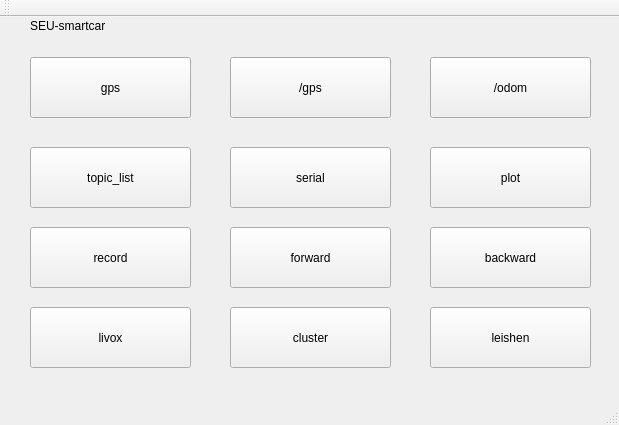
Before: the Qt Designer form src/ui_config/smartcar/mainwindow.ui in zshiningstar/intelligent_logistics_car, drawn with Qt 5.
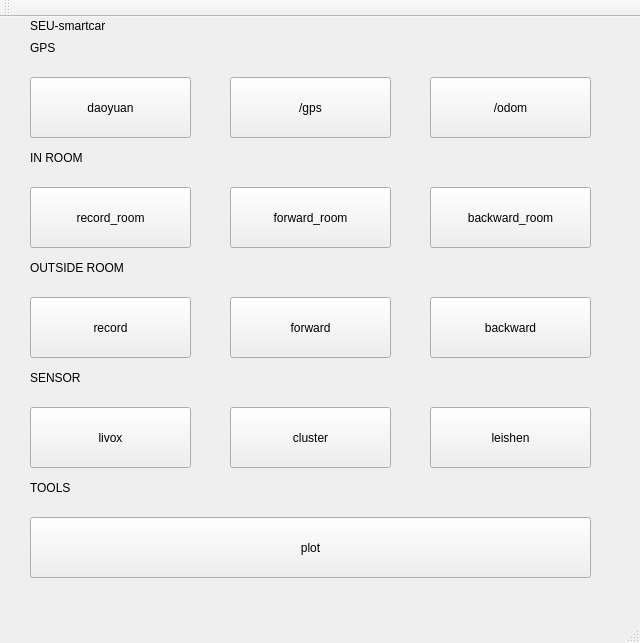
After: the same form once the commit is applied.

Diff of the .ui file:
```diff
--- a/src/ui_config/smartcar/mainwindow.ui
+++ b/src/ui_config/smartcar/mainwindow.ui
@@ -6,8 +6,8 @@
    <rect>
     <x>0</x>
     <y>0</y>
-    <width>619</width>
-    <height>425</height>
+    <width>640</width>
+    <height>643</height>
    </rect>
   </property>
   <property name="windowTitle">
@@ -20,9 +20,9 @@
     </property>
     <property name="geometry">
      <rect>
-      <x>430</x>
-      <y>130</y>
-      <width>161</width>
+      <x>30</x>
+      <y>500</y>
+      <width>561</width>
       <height>61</height>
      </rect>
     </property>
@@ -56,7 +56,7 @@
     <property name="geometry">
      <rect>
       <x>30</x>
-      <y>40</y>
+      <y>60</y>
       <width>161</width>
       <height>61</height>
      </rect>
@@ -68,7 +68,7 @@
      </sizepolicy>
     </property>
     <property name="text">
-     <string>gps</string>
+     <string>daoyuan</string>
     </property>
    </widget>
    <widget class="QPushButton" name="record">
@@ -78,7 +78,7 @@
     <property name="geometry">
      <rect>
       <x>30</x>
-      <y>210</y>
+      <y>280</y>
       <width>161</width>
       <height>61</height>
      </rect>
@@ -100,7 +100,7 @@
     <property name="geometry">
      <rect>
       <x>230</x>
-      <y>210</y>
+      <y>280</y>
       <width>161</width>
       <height>61</height>
      </rect>
@@ -122,7 +122,7 @@
     <property name="geometry">
      <rect>
       <x>30</x>
-      <y>290</y>
+      <y>390</y>
       <width>161</width>
       <height>61</height>
      </rect>
@@ -144,7 +144,7 @@
     <property name="geometry">
      <rect>
       <x>430</x>
-      <y>290</y>
+      <y>390</y>
       <width>161</width>
       <height>61</height>
      </rect>
@@ -166,7 +166,7 @@
     <property name="geometry">
      <rect>
       <x>230</x>
-      <y>290</y>
+      <y>390</y>
       <width>161</width>
       <height>61</height>
      </rect>
@@ -188,7 +188,7 @@
     <property name="geometry">
      <rect>
       <x>430</x>
-      <y>210</y>
+      <y>280</y>
       <width>161</width>
       <height>61</height>
      </rect>
@@ -209,8 +209,8 @@
     </property>
     <property name="geometry">
      <rect>
-      <x>230</x>
-      <y>130</y>
+      <x>430</x>
+      <y>170</y>
       <width>161</width>
       <height>61</height>
      </rect>
@@ -222,7 +222,7 @@
      </sizepolicy>
     </property>
     <property name="text">
-     <string>serial</string>
+     <string>backward_room</string>
     </property>
    </widget>
    <widget class="QPushButton" name="gps_topic">
@@ -232,7 +232,7 @@
     <property name="geometry">
      <rect>
       <x>230</x>
-      <y>40</y>
+      <y>60</y>
       <width>161</width>
       <height>61</height>
      </rect>
@@ -254,7 +254,7 @@
     <property name="geometry">
      <rect>
       <x>430</x>
-      <y>40</y>
+      <y>60</y>
       <width>161</width>
       <height>61</height>
      </rect>
@@ -275,20 +275,107 @@
     </property>
     <property name="geometry">
      <rect>
+      <x>230</x>
+      <y>170</y>
+      <width>161</width>
+      <height>61</height>
+     </rect>
+    </property>
+    <property name="sizePolicy">
+     <sizepolicy hsizetype="Maximum" vsizetype="Minimum">
+      <horstretch>20</horstretch>
+      <verstretch>20</verstretch>
+     </sizepolicy>
+    </property>
+    <property name="text">
+     <string>forward_room</string>
+    </property>
+   </widget>
+   <widget class="QPushButton" name="record_room">
+    <property name="enabled">
+     <bool>true</bool>
+    </property>
+    <property name="geometry">
+     <rect>
+      <x>30</x>
+      <y>170</y>
+      <width>161</width>
+      <height>61</height>
+     </rect>
+    </property>
+    <property name="sizePolicy">
+     <sizepolicy hsizetype="Maximum" vsizetype="Minimum">
+      <horstretch>20</horstretch>
+      <verstretch>20</verstretch>
+     </sizepolicy>
+    </property>
+    <property name="text">
+     <string>record_room</string>
+    </property>
+   </widget>
+   <widget class="QLabel" name="label">
+    <property name="geometry">
+     <rect>
+      <x>30</x>
+      <y>20</y>
+      <width>63</width>
+      <height>22</height>
+     </rect>
+    </property>
+    <property name="text">
+     <string>GPS</string>
+    </property>
+   </widget>
+   <widget class="QLabel" name="label_2">
+    <property name="geometry">
+     <rect>
       <x>30</x>
       <y>130</y>
-      <width>161</width>
-      <height>61</height>
+      <width>121</width>
+      <height>22</height>
      </rect>
     </property>
-    <property name="sizePolicy">
-     <sizepolicy hsizetype="Maximum" vsizetype="Minimum">
-      <horstretch>20</horstretch>
-      <verstretch>20</verstretch>
-     </sizepolicy>
+    <property name="text">
+     <string>IN ROOM</string>
     </property>
+   </widget>
+   <widget class="QLabel" name="label_3">
+    <property name="geometry">
+     <rect>
+      <x>30</x>
+      <y>240</y>
+      <width>191</width>
+      <height>22</height>
+     </rect>
+    </property>
     <property name="text">
-     <string>topic_list</string>
+     <string>OUTSIDE ROOM</string>
+    </property>
+   </widget>
+   <widget class="QLabel" name="label_4">
+    <property name="geometry">
+     <rect>
+      <x>30</x>
+      <y>350</y>
+      <width>191</width>
+      <height>22</height>
+     </rect>
+    </property>
+    <property name="text">
+     <string>SENSOR</string>
+    </property>
+   </widget>
+   <widget class="QLabel" name="label_5">
+    <property name="geometry">
+     <rect>
+      <x>30</x>
+      <y>460</y>
+      <width>191</width>
+      <height>22</height>
+     </rect>
+    </property>
+    <property name="text">
+     <string>TOOLS</string>
     </property>
    </widget>
   </widget>
```
Left out of the diff: 2 changed lines with no effect on the pictures.
